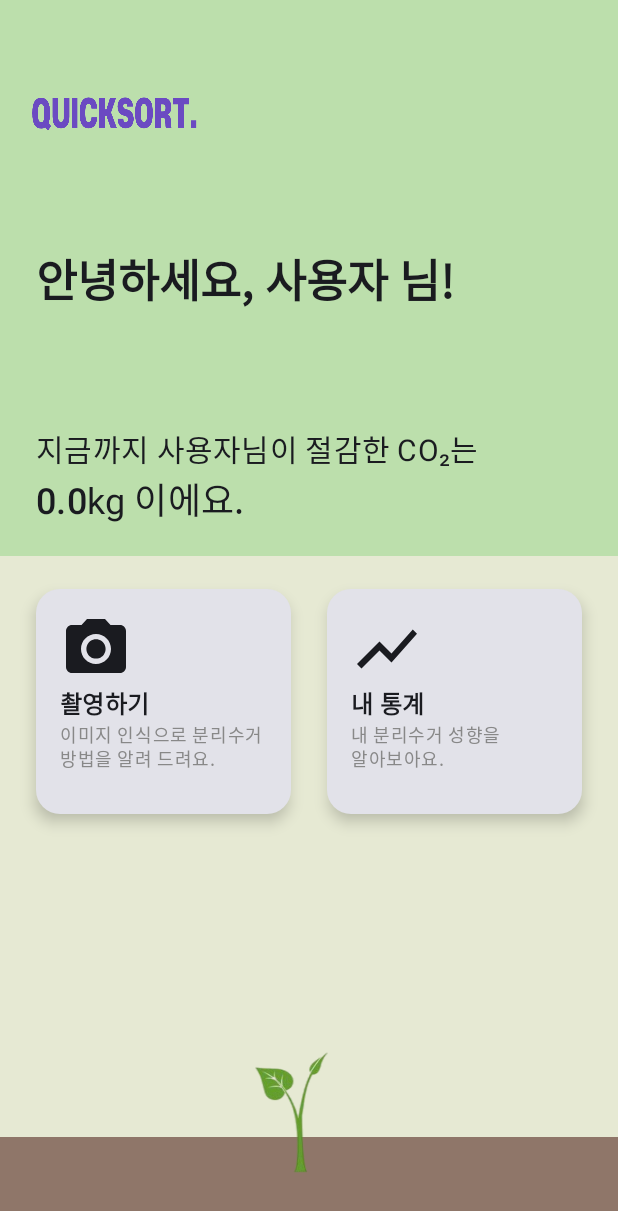
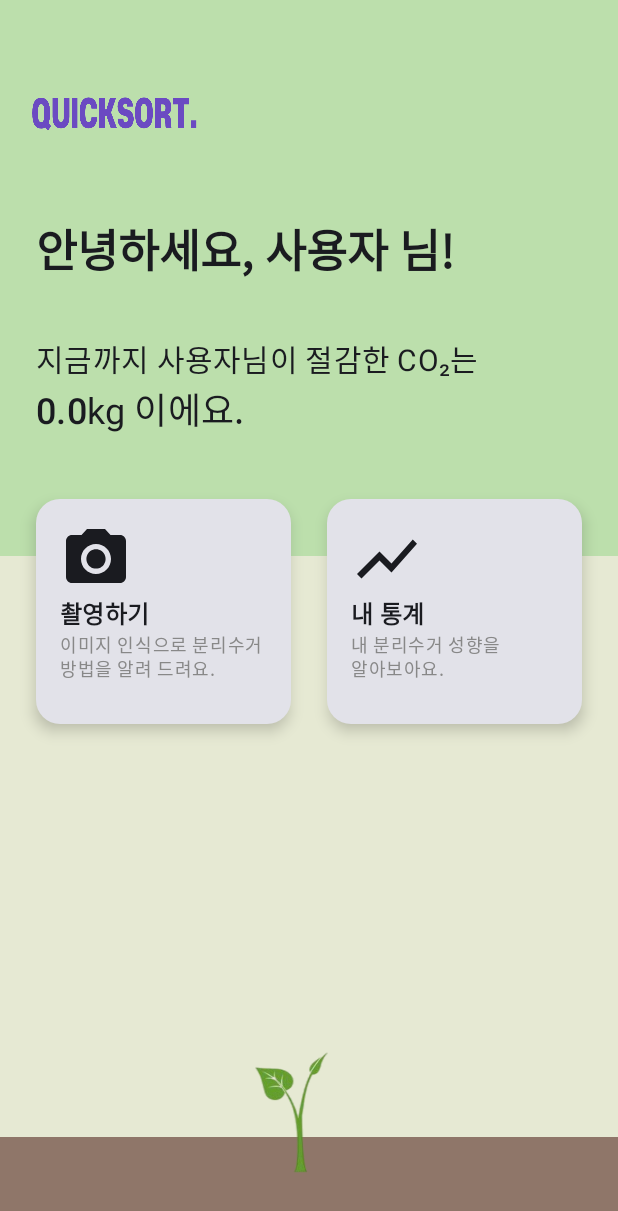
Before and after one commit to woojaeoh/Moblie_app_programming_quicksort, an Android app built with Jetpack Compose: the HomeScreen screen opened through its navigation route, on a phone screen of 412 x 824 dp. Shown: the top 1211 px of the screen. Run offline under Robolectric (Android 15) with nearby library versions, the phone set to English and light mode, and no system bars; our stand-ins replace Firebase (no records; nobody signed in at launch, a user with empty details on screens opened directly).

Commit message:
매우사소한  layout modified

```diff
--- a/AndroidStudioProjects/QuickSort/app/src/main/java/com/example/quicksort/HomeScreen.kt
+++ b/AndroidStudioProjects/QuickSort/app/src/main/java/com/example/quicksort/HomeScreen.kt
@@ -118,7 +118,7 @@ fun HomeScreen(
             Column(
                 modifier = Modifier
                     .fillMaxWidth()
-                    .padding(start = 24.dp, top = 28.dp, end = 24.dp)
+                    .padding(start = 24.dp, top = 8.dp, end = 24.dp)
             ) {
                 Text(
                     text = "안녕하세요, $userName 님!",
@@ -128,7 +128,7 @@ fun HomeScreen(
                     )
                 )
 
-                Spacer(modifier = Modifier.height(76.dp))
+                Spacer(modifier = Modifier.height(36.dp))
 
                 Text(
                     text = "지금까지 ${userName}님이 절감한 CO₂는",
--- a/AndroidStudioProjects/QuickSort/app/src/main/java/com/example/quicksort/WelcomeScreen.kt
+++ b/AndroidStudioProjects/QuickSort/app/src/main/java/com/example/quicksort/WelcomeScreen.kt
@@ -60,6 +60,7 @@ fun WelcomeScreen(
         Column(
             modifier = Modifier
                 .fillMaxSize()
+                .offset(y = (-40).dp)
                 .padding(24.dp),
             horizontalAlignment = Alignment.CenterHorizontally,
             verticalArrangement = Arrangement.Center
@@ -89,7 +90,7 @@ fun WelcomeScreen(
             )
              */
 
-            Spacer(modifier = Modifier.height(32.dp))
+            Spacer(modifier = Modifier.height(2.dp))
 
             Text(
                 text = "분리수거를 쉽고 빠르게",
@@ -99,7 +100,7 @@ fun WelcomeScreen(
                 )
             )
 
-            Spacer(modifier = Modifier.height(80.dp))
+            Spacer(modifier = Modifier.height(60.dp))
 
             // 로그인 버튼
             Button(
```
